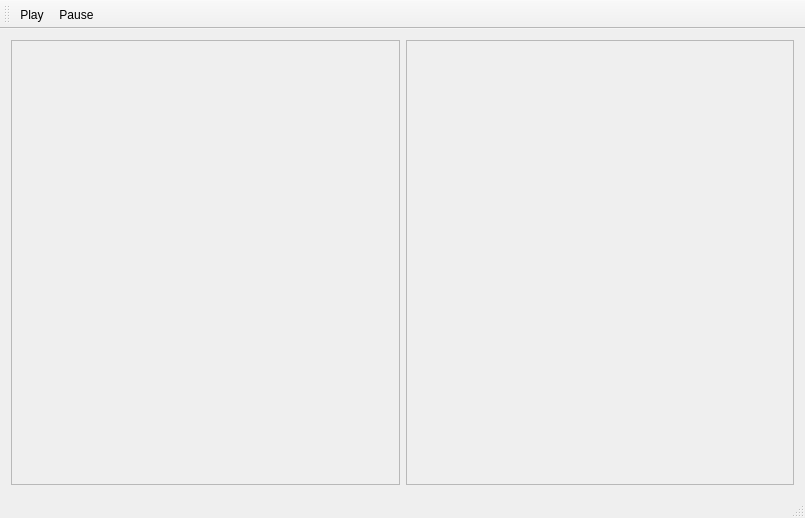
Qt form SickGUI/SickGUI.ui (NickTheWhale/SickCameraQt) before a commit.
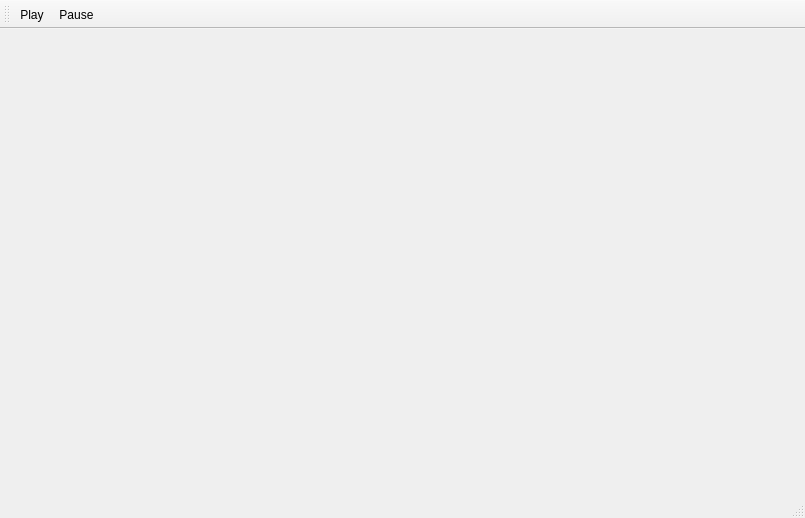
The same form after that commit. Icons and pictures are not drawn. Custom widgets are drawn as their Qt base class.

The edit to the form file:
```diff
--- a/SickGUI/SickGUI.ui
+++ b/SickGUI/SickGUI.ui
@@ -14,58 +14,7 @@
    <string>SickGUI</string>
   </property>
   <widget class="QWidget" name="centralWidget">
-   <layout class="QGridLayout" name="gridLayout">
-    <item row="0" column="1">
-     <widget class="QFrame" name="chartFrame">
-      <property name="sizePolicy">
-       <sizepolicy hsizetype="MinimumExpanding" vsizetype="MinimumExpanding">
-        <horstretch>0</horstretch>
-        <verstretch>0</verstretch>
-       </sizepolicy>
-      </property>
-      <property name="minimumSize">
-       <size>
-        <width>0</width>
-        <height>0</height>
-       </size>
-      </property>
-      <property name="frameShape">
-       <enum>QFrame::StyledPanel</enum>
-      </property>
-      <property name="frameShadow">
-       <enum>QFrame::Plain</enum>
-      </property>
-     </widget>
-    </item>
-    <item row="0" column="0">
-     <widget class="AspectRatioPixmapLabel" name="cameraView">
-      <property name="sizePolicy">
-       <sizepolicy hsizetype="MinimumExpanding" vsizetype="MinimumExpanding">
-        <horstretch>0</horstretch>
-        <verstretch>0</verstretch>
-       </sizepolicy>
-      </property>
-      <property name="maximumSize">
-       <size>
-        <width>16777215</width>
-        <height>16777215</height>
-       </size>
-      </property>
-      <property name="autoFillBackground">
-       <bool>false</bool>
-      </property>
-      <property name="frameShape">
-       <enum>QFrame::StyledPanel</enum>
-      </property>
-      <property name="text">
-       <string/>
-      </property>
-      <property name="alignment">
-       <set>Qt::AlignCenter</set>
-      </property>
-     </widget>
-    </item>
-   </layout>
+   <layout class="QGridLayout" name="gridLayout"/>
   </widget>
   <widget class="QToolBar" name="toolBar">
    <property name="windowTitle">
@@ -113,13 +62,6 @@
   </action>
  </widget>
  <layoutdefault spacing="6" margin="11"/>
- <customwidgets>
-  <customwidget>
-   <class>AspectRatioPixmapLabel</class>
-   <extends>QLabel</extends>
-   <header>aspectratiopixmaplabel.h</header>
-  </customwidget>
- </customwidgets>
  <resources>
   <include location="SickGUI.qrc"/>
  </resources>
```
